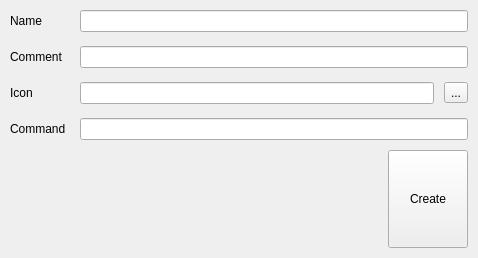
This is MainWindow_ui.ui in lenemter/desktop-entry-creator as Qt 5 draws it before an edit. The edited form follows.
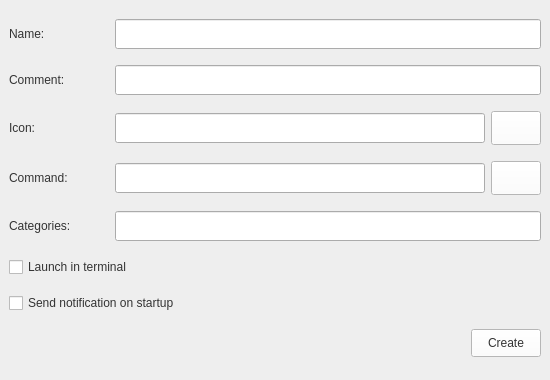
This is the edited form. Icons and pictures are not drawn.

The edit to the form file:
```diff
--- a/MainWindow_ui.ui
+++ b/MainWindow_ui.ui
@@ -6,109 +6,219 @@
    <rect>
     <x>0</x>
     <y>0</y>
-    <width>478</width>
-    <height>258</height>
+    <width>550</width>
+    <height>380</height>
    </rect>
   </property>
+  <property name="sizePolicy">
+   <sizepolicy hsizetype="Fixed" vsizetype="Fixed">
+    <horstretch>0</horstretch>
+    <verstretch>0</verstretch>
+   </sizepolicy>
+  </property>
+  <property name="minimumSize">
+   <size>
+    <width>450</width>
+    <height>380</height>
+   </size>
+  </property>
+  <property name="maximumSize">
+   <size>
+    <width>16777215</width>
+    <height>380</height>
+   </size>
+  </property>
   <property name="windowTitle">
    <string>Desktop Entry Creator</string>
   </property>
   <property name="styleSheet">
-   <string notr="true"/>
+   <string notr="true">* {
+	color: #333;
+}
+
+QMainWindow {
+	background-color: #eee;
+}
+
+QPushButton {
+	background-color: #fff;
+	padding: 6px 16px;
+}
+
+#icon_button, #command_button {
+	padding: 9px 8px;
+}
+
+QLineEdit {
+	padding: 6px;
+}</string>
   </property>
   <widget class="QWidget" name="centralwidget">
    <layout class="QVBoxLayout" name="verticalLayout">
-    <property name="spacing">
-     <number>10</number>
-    </property>
-    <property name="leftMargin">
-     <number>10</number>
-    </property>
-    <property name="topMargin">
-     <number>10</number>
-    </property>
-    <property name="rightMargin">
-     <number>10</number>
-    </property>
-    <property name="bottomMargin">
-     <number>10</number>
-    </property>
     <item>
-     <layout class="QGridLayout" name="gridLayout">
-      <property name="spacing">
-       <number>14</number>
-      </property>
-      <item row="0" column="0">
-       <widget class="QLabel" name="nameLabel">
+     <layout class="QHBoxLayout" name="name_container">
+      <item>
+       <widget class="QLabel" name="name_lable">
+        <property name="minimumSize">
+         <size>
+          <width>100</width>
+          <height>0</height>
+         </size>
+        </property>
+        <property name="maximumSize">
+         <size>
+          <width>100</width>
+          <height>16777215</height>
+         </size>
+        </property>
         <property name="text">
-         <string>Name</string>
+         <string>Name:</string>
         </property>
        </widget>
       </item>
-      <item row="1" column="0">
-       <widget class="QLabel" name="commentLabel">
+      <item>
+       <widget class="QLineEdit" name="name_lineEdit"/>
+      </item>
+     </layout>
+    </item>
+    <item>
+     <layout class="QHBoxLayout" name="comment_container">
+      <item>
+       <widget class="QLabel" name="comment_lable">
+        <property name="minimumSize">
+         <size>
+          <width>100</width>
+          <height>0</height>
+         </size>
+        </property>
+        <property name="maximumSize">
+         <size>
+          <width>100</width>
+          <height>16777215</height>
+         </size>
+        </property>
         <property name="text">
-         <string>Comment</string>
+         <string>Comment:</string>
         </property>
        </widget>
       </item>
-      <item row="0" column="1">
-       <widget class="QLineEdit" name="nameLineEdit"/>
+      <item>
+       <widget class="QLineEdit" name="comment_lineEdit"/>
       </item>
-      <item row="1" column="1">
-       <widget class="QLineEdit" name="commentLineEdit"/>
+     </layout>
+    </item>
+    <item>
+     <layout class="QHBoxLayout" name="icon_container">
+      <item>
+       <widget class="QLabel" name="icon_label">
+        <property name="minimumSize">
+         <size>
+          <width>100</width>
+          <height>0</height>
+         </size>
+        </property>
+        <property name="maximumSize">
+         <size>
+          <width>100</width>
+          <height>16777215</height>
+         </size>
+        </property>
+        <property name="text">
+         <string>Icon:</string>
+        </property>
+       </widget>
       </item>
-      <item row="3" column="1">
-       <widget class="QLineEdit" name="commandLineEdit"/>
+      <item>
+       <widget class="QLineEdit" name="icon_lineEdit"/>
       </item>
-      <item row="2" column="0">
-       <widget class="QLabel" name="iconLabel">
-        <property name="text">
-         <string>Icon</string>
+      <item>
+       <widget class="QPushButton" name="icon_button">
+        <property name="icon">
+         <iconset theme="document-open">
+          <normaloff>.</normaloff>.</iconset>
         </property>
        </widget>
       </item>
-      <item row="3" column="0">
-       <widget class="QLabel" name="commandLabel">
+     </layout>
+    </item>
+    <item>
+     <layout class="QHBoxLayout" name="command_container">
+      <item>
+       <widget class="QLabel" name="command_label">
+        <property name="minimumSize">
+         <size>
+          <width>100</width>
+          <height>0</height>
+         </size>
+        </property>
+        <property name="maximumSize">
+         <size>
+          <width>100</width>
+          <height>16777215</height>
+         </size>
+        </property>
         <property name="text">
-         <string>Command</string>
+         <string>Command:</string>
         </property>
        </widget>
       </item>
-      <item row="2" column="1">
-       <layout class="QHBoxLayout" name="iconHorizontalLayout">
-        <property name="spacing">
-         <number>10</number>
+      <item>
+       <widget class="QLineEdit" name="command_lineEdit"/>
+      </item>
+      <item>
+       <widget class="QPushButton" name="command_button">
+        <property name="icon">
+         <iconset theme="document-open">
+          <normaloff>.</normaloff>.</iconset>
         </property>
-        <item>
-         <widget class="QLineEdit" name="iconLineEdit">
-          <property name="sizePolicy">
-           <sizepolicy hsizetype="Preferred" vsizetype="Fixed">
-            <horstretch>0</horstretch>
-            <verstretch>0</verstretch>
-           </sizepolicy>
-          </property>
-         </widget>
-        </item>
-        <item>
-         <widget class="QToolButton" name="iconButton">
-          <property name="text">
-           <string>...</string>
-          </property>
-          <property name="icon">
-           <iconset theme="document-open">
-            <normaloff>.</normaloff>.</iconset>
-          </property>
-         </widget>
-        </item>
-       </layout>
+       </widget>
       </item>
      </layout>
     </item>
     <item>
      <layout class="QHBoxLayout" name="submitHorizontalLayout">
       <item>
-       <spacer name="horizontalSpacer">
+       <widget class="QLabel" name="categories_label">
+        <property name="minimumSize">
+         <size>
+          <width>100</width>
+          <height>0</height>
+         </size>
+        </property>
+        <property name="maximumSize">
+         <size>
+          <width>100</width>
+          <height>16777215</height>
+         </size>
+        </property>
+        <property name="text">
+         <string>Categories:</string>
+        </property>
+       </widget>
+      </item>
+      <item>
+       <widget class="QLineEdit" name="categories_lineEdit"/>
+      </item>
+     </layout>
+    </item>
+    <item>
+     <widget class="QCheckBox" name="launch_in_terminal_checkBox">
+      <property name="text">
+       <string>Launch in terminal</string>
+      </property>
+     </widget>
+    </item>
+    <item>
+     <widget class="QCheckBox" name="send_notification_checkBox">
+      <property name="text">
+       <string>Send notification on startup</string>
+      </property>
+     </widget>
+    </item>
+    <item>
+     <layout class="QHBoxLayout" name="submit_button_container">
+      <item>
+       <spacer name="horizontal_spacer">
         <property name="orientation">
          <enum>Qt::Horizontal</enum>
         </property>
@@ -121,13 +231,7 @@
        </spacer>
       </item>
       <item>
-       <widget class="QPushButton" name="submitButton">
-        <property name="sizePolicy">
-         <sizepolicy hsizetype="Fixed" vsizetype="Expanding">
-          <horstretch>0</horstretch>
-          <verstretch>0</verstretch>
-         </sizepolicy>
-        </property>
+       <widget class="QPushButton" name="create_button">
         <property name="text">
          <string>Create</string>
         </property>
```
Left out of the diff: 4 changed lines with no effect on the pictures.
